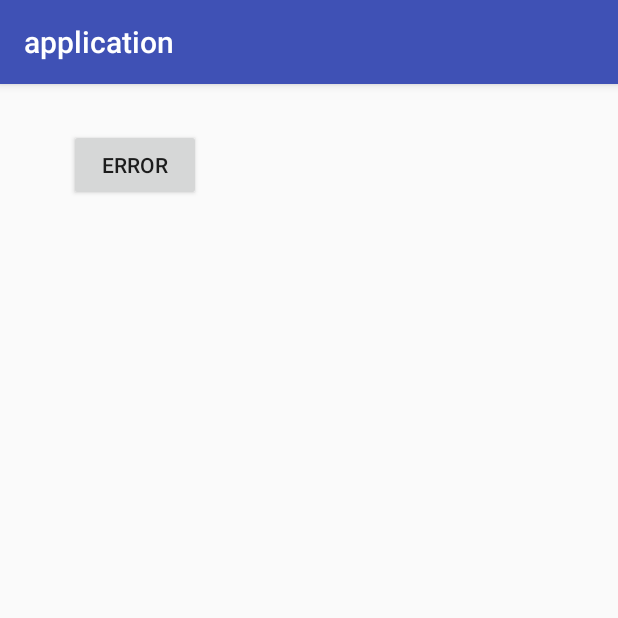
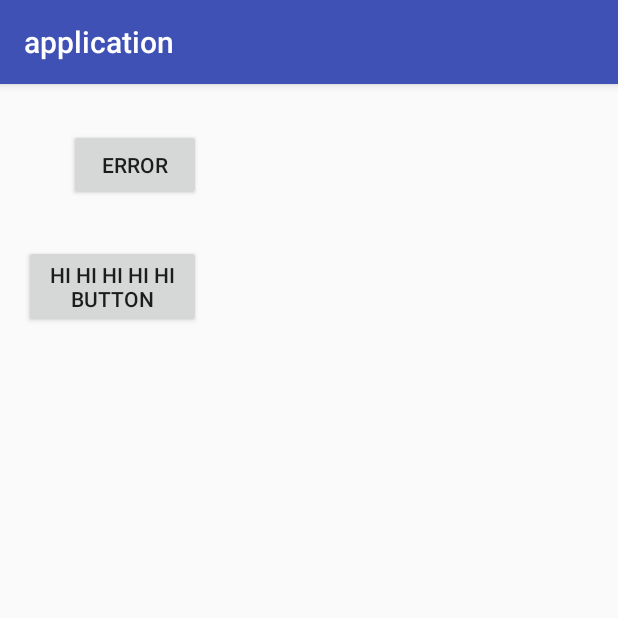
Before and after one commit to sanket1001/MobileApp1, an Android app: the screen it shows after launch (MainActivity), on a phone screen of 412 x 824 dp, the top half of it. Run offline under Robolectric (Android 15) with nearby library versions, the phone set to English and light mode, and no system bars.

Commit message:
second change

```diff
--- a/app/src/main/res/layout/activity_main.xml
+++ b/app/src/main/res/layout/activity_main.xml
@@ -21,4 +21,14 @@
         android:layout_marginStart="30dp"
         android:layout_marginTop="14dp"
         android:id="@+id/button" />
+
+    <Button
+        android:text="HI HI HI HI HI BUTTON"
+        android:layout_width="wrap_content"
+        android:layout_height="wrap_content"
+        android:layout_below="@+id/button"
+        android:layout_alignRight="@+id/button"
+        android:layout_alignEnd="@+id/button"
+        android:layout_marginTop="29dp"
+        android:id="@+id/button2" />
 </RelativeLayout>
```
